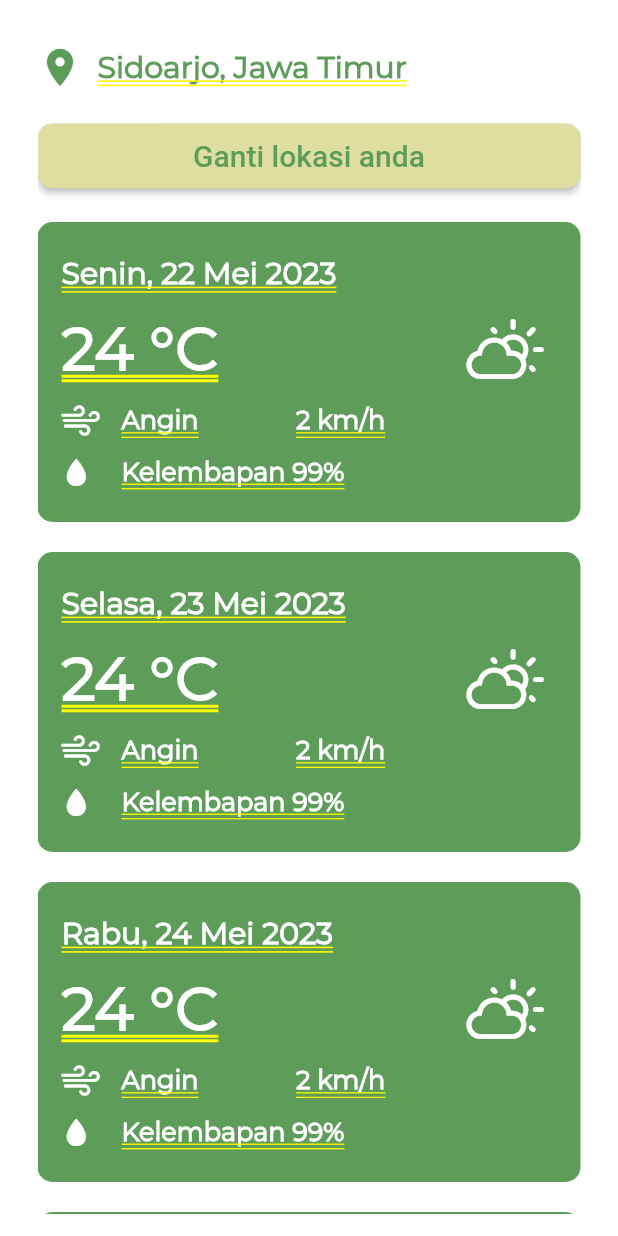
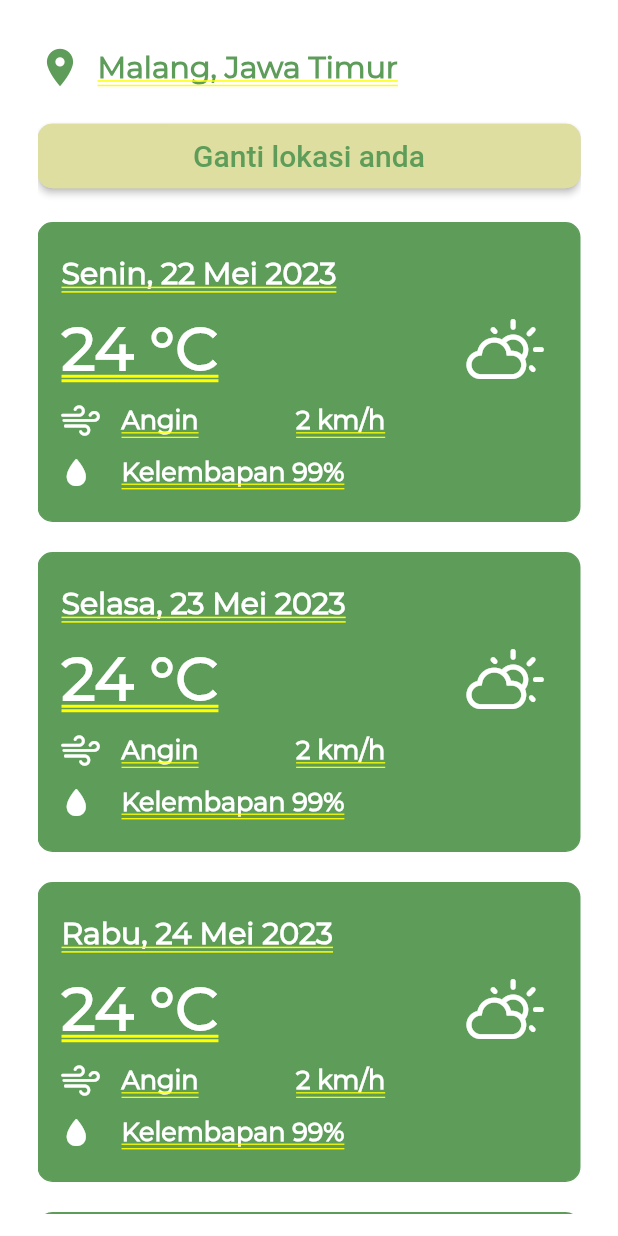
Before and after one commit to bimahamdani93/TaniXpert, a Flutter app: the WeatherView screen opened by its route, on a phone screen of 412 x 824 dp. Run offline on Flutter 3.47's test engine with Material 2 defaults, Android fonts, the light colour scheme and no system bars; our stand-ins replace fancy_bottom_navigation, get, hexcolor.

Commit message:
ubah data dummy cuaca

```diff
--- a/lib/pages/home_view.dart
+++ b/lib/pages/home_view.dart
@@ -34,7 +34,7 @@ class _HomeViewState extends State<HomeView> {
                             color: Colors.white, size: 30.0)),
                     Container(
                       margin: EdgeInsets.only(left: 20),
-                      child: Text("Sidoarjo, Jawa Timur",
+                      child: Text("Malang, Jawa Timur",
                           style: TextStyle(
                               fontFamily: "Montserrat",
                               fontSize: 20,
--- a/lib/pages/weather_view.dart
+++ b/lib/pages/weather_view.dart
@@ -24,7 +24,7 @@ class _WeatherViewState extends State<WeatherView> {
                       color: HexColor("#5D9C59"), size: 30.0)),
               Container(
                 margin: EdgeInsets.only(left: 10),
-                child: Text("Sidoarjo, Jawa Timur",
+                child: Text("Malang, Jawa Timur",
                     style: TextStyle(
                         fontFamily: "Montserrat",
                         fontSize: 20,
```
